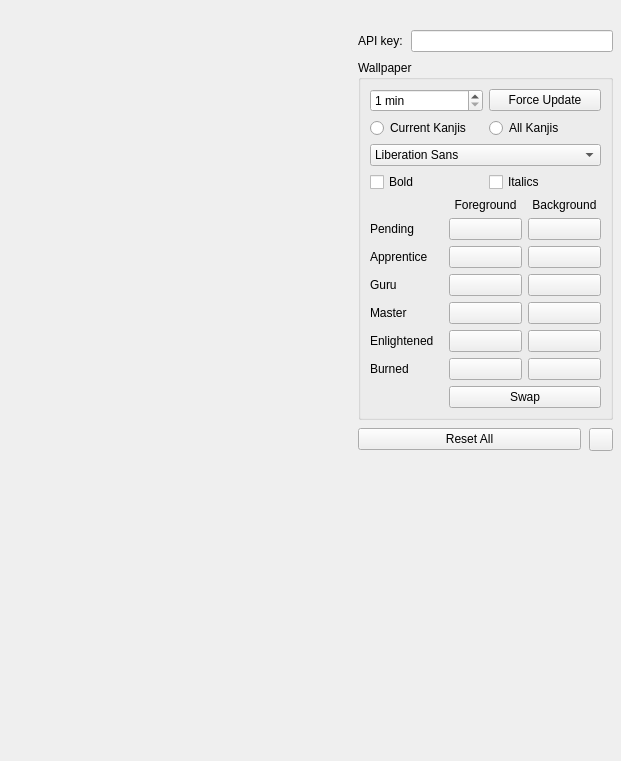
agarny/wanikani, file src/wanikaniwidget.ui: the form before one commit.
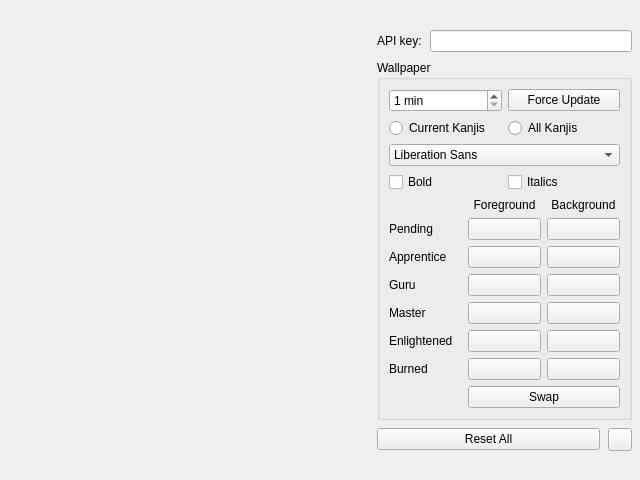
The form after the commit. Icons and pictures are not drawn.

Commit message: Some work on providing extra information.

Diff of the .ui file:
```diff
--- a/src/wanikaniwidget.ui
+++ b/src/wanikaniwidget.ui
@@ -6,8 +6,8 @@
    <rect>
     <x>0</x>
     <y>0</y>
-    <width>621</width>
-    <height>761</height>
+    <width>640</width>
+    <height>480</height>
    </rect>
   </property>
   <property name="windowTitle">
```
